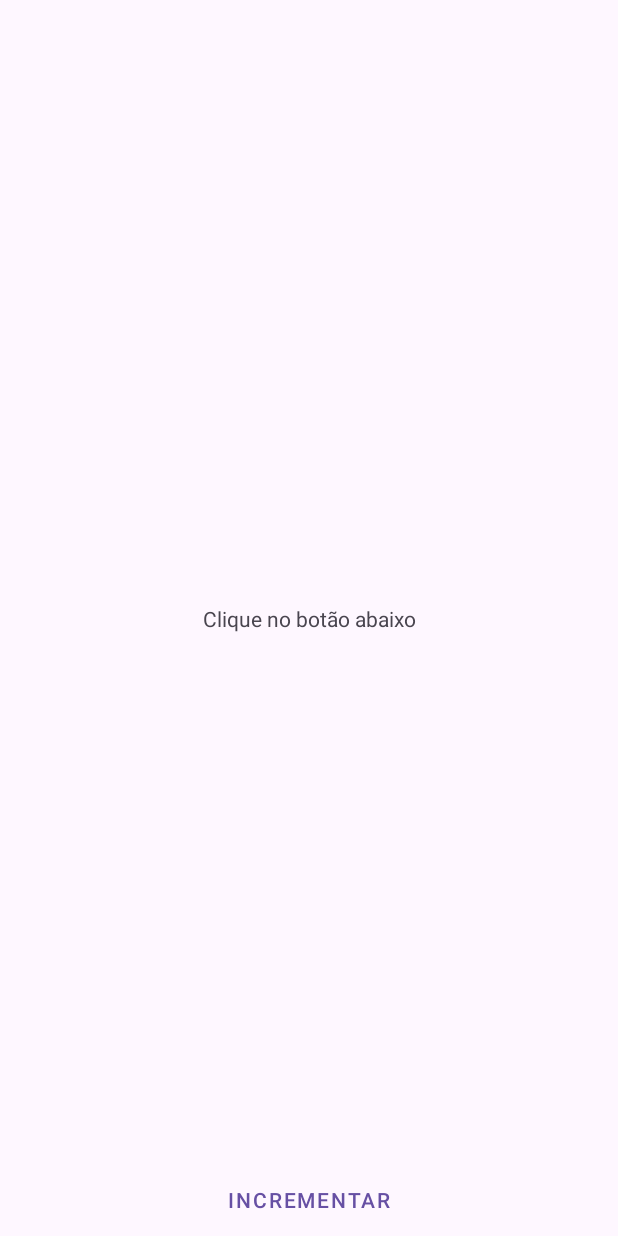
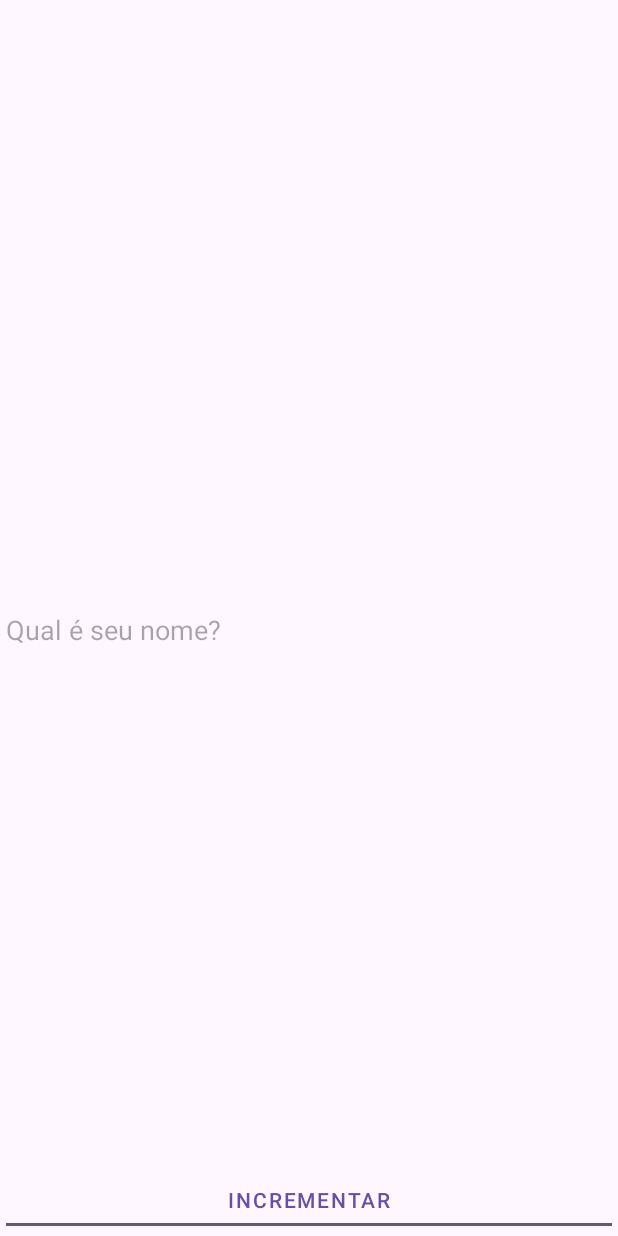
Before and after one commit to ricardobpaula/first-app-android, an Android app: the screen it shows after launch (MainActivity), on a phone screen of 412 x 824 dp. Before the commit the screen is almost empty. Run offline under Robolectric (Android 15) with nearby library versions, the phone set to English and light mode, and no system bars.

Commit message:
feat: adding pass value to new activity

```diff
--- a/app/src/main/AndroidManifest.xml
+++ b/app/src/main/AndroidManifest.xml
@@ -13,6 +13,11 @@
         android:theme="@style/Theme.FirstApp"
         tools:targetApi="31">
         <activity
+            android:name=".ResultActivity"
+            android:exported="false"
+            android:label="ResultActivity"
+            android:theme="@style/Theme.FirstApp" />
+        <activity
             android:name=".MainActivity"
             android:exported="true">
             <intent-filter>
--- a/app/src/main/java/com/ricardodev/firstapp/MainActivity.kt
+++ b/app/src/main/java/com/ricardodev/firstapp/MainActivity.kt
@@ -1,25 +1,32 @@
 package com.ricardodev.firstapp
 
+import android.content.Intent
+import android.os.Bundle
 import androidx.appcompat.app.AppCompatActivity
-import android.os.Bundle
-import android.widget.Button
-import android.widget.TextView
+import com.ricardodev.firstapp.databinding.ActivityMainBinding
 
 class MainActivity : AppCompatActivity() {
 
-    private var number = 0
+    private lateinit var viewBinding: ActivityMainBinding
 
     override fun onCreate(savedInstanceState: Bundle?) {
         super.onCreate(savedInstanceState)
         setContentView(R.layout.activity_main)
 
-        val titleTextView = findViewById<TextView>(R.id.textView)
+        viewBinding = ActivityMainBinding.inflate(layoutInflater)
 
-        val textButton = findViewById<Button>(R.id.incrementButton)
-        textButton.setOnClickListener {
-            number ++
-            titleTextView.setText("Contagem: $number")
+        val view = viewBinding.root
+        setContentView(view)
+
+        viewBinding.submitButton.setOnClickListener{
+            startActivity(resultIntent())
         }
 
     }
+
+    private fun resultIntent(): Intent {
+        var intent =  Intent(this, ResultActivity::class.java)
+        intent.putExtra(ResultActivity.ARG_NAME, viewBinding.name.text.toString())
+        return intent
+    }
 }
--- a/app/src/main/res/layout/activity_main.xml
+++ b/app/src/main/res/layout/activity_main.xml
@@ -6,18 +6,20 @@
     android:layout_height="match_parent"
     tools:context=".MainActivity">
 
-    <TextView
-        android:id="@+id/textView"
-        android:layout_width="wrap_content"
-        android:layout_height="wrap_content"
-        android:text="Clique no botão abaixo"
-        app:layout_constraintBottom_toBottomOf="parent"
+
+    <EditText
+        android:id="@+id/name"
+        android:layout_width="match_parent"
+        android:layout_height="match_parent"
+        android:layout_marginTop="16dp"
+        android:hint="Qual é seu nome?"
         app:layout_constraintEnd_toEndOf="parent"
+        app:layout_constraintHorizontal_bias="1.0"
         app:layout_constraintStart_toStartOf="parent"
         app:layout_constraintTop_toTopOf="parent" />
 
    <Button
-       android:id="@+id/incrementButton"
+       android:id="@+id/submitButton"
        android:layout_height="wrap_content"
        android:layout_width="wrap_content"
        android:text="Incrementar"
--- /dev/null
+++ b/app/src/main/res/values-land/dimens.xml
@@ -0,0 +1,3 @@
+<resources>
+    <dimen name="fab_margin">48dp</dimen>
+</resources>
--- /dev/null
+++ b/app/src/main/res/values-v23/themes.xml
@@ -0,0 +1,9 @@
+<resources xmlns:tools="http://schemas.android.com/tools">
+
+    <style name="Theme.FirstApp" parent="Base.Theme.FirstApp">
+        <!-- Transparent system bars for edge-to-edge. -->
+        <item name="android:navigationBarColor">@android:color/transparent</item>
+        <item name="android:statusBarColor">@android:color/transparent</item>
+        <item name="android:windowLightStatusBar">?attr/isLightTheme</item>
+    </style>
+</resources>
--- /dev/null
+++ b/app/src/main/res/values-w1240dp/dimens.xml
@@ -0,0 +1,3 @@
+<resources>
+    <dimen name="fab_margin">200dp</dimen>
+</resources>
--- /dev/null
+++ b/app/src/main/res/values-w600dp/dimens.xml
@@ -0,0 +1,3 @@
+<resources>
+    <dimen name="fab_margin">48dp</dimen>
+</resources>
--- /dev/null
+++ b/app/src/main/res/values/dimens.xml
@@ -0,0 +1,3 @@
+<resources>
+    <dimen name="fab_margin">16dp</dimen>
+</resources>
```
Also changed, not shown: app/build.gradle.kts (+12 -2 lines), app/src/main/java/com/ricardodev/firstapp/ResultActivity.kt (added, +27 -0 lines), app/src/main/res/layout/activity_result.xml (added, +19 -0 lines), app/src/main/res/navigation/nav_graph.xml (added, +28 -0 lines), app/src/main/res/values/strings.xml (+43 -0 lines).
